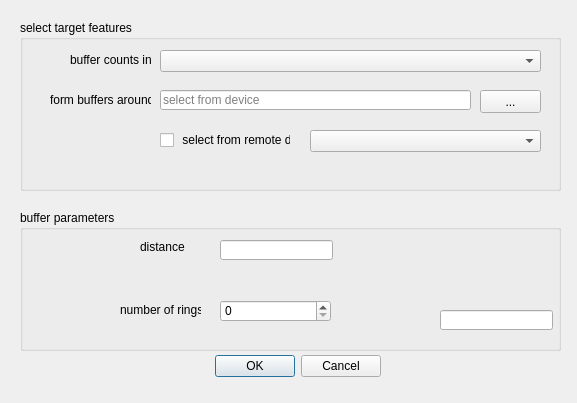
Qt form geo_buffers_dialog_base.ui (BSC-04-20/BuffersCreator) before a commit.
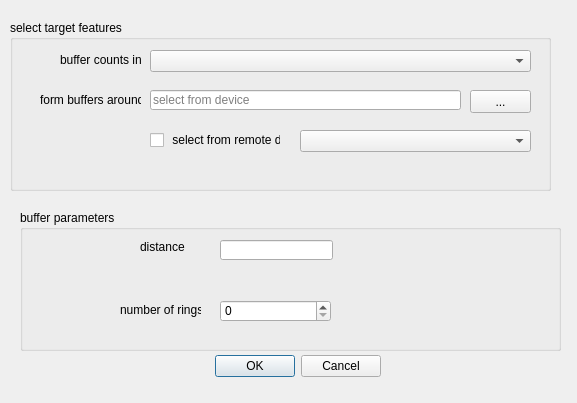
The same form after that commit.

Commit message: refining UI, removing unused input fields

The edit to the form file:
```diff
--- a/geo_buffers_dialog_base.ui
+++ b/geo_buffers_dialog_base.ui
@@ -32,7 +32,7 @@
   <widget class="QGroupBox" name="groupBox">
    <property name="geometry">
     <rect>
-     <x>20</x>
+     <x>10</x>
      <y>20</y>
      <width>541</width>
      <height>171</height>
@@ -152,16 +152,6 @@
      </rect>
     </property>
    </widget>
-   <widget class="QLineEdit" name="lineEdit_3">
-    <property name="geometry">
-     <rect>
-      <x>420</x>
-      <y>100</y>
-      <width>113</width>
-      <height>20</height>
-     </rect>
-    </property>
-   </widget>
    <widget class="QLabel" name="label_3">
     <property name="geometry">
      <rect>
```
